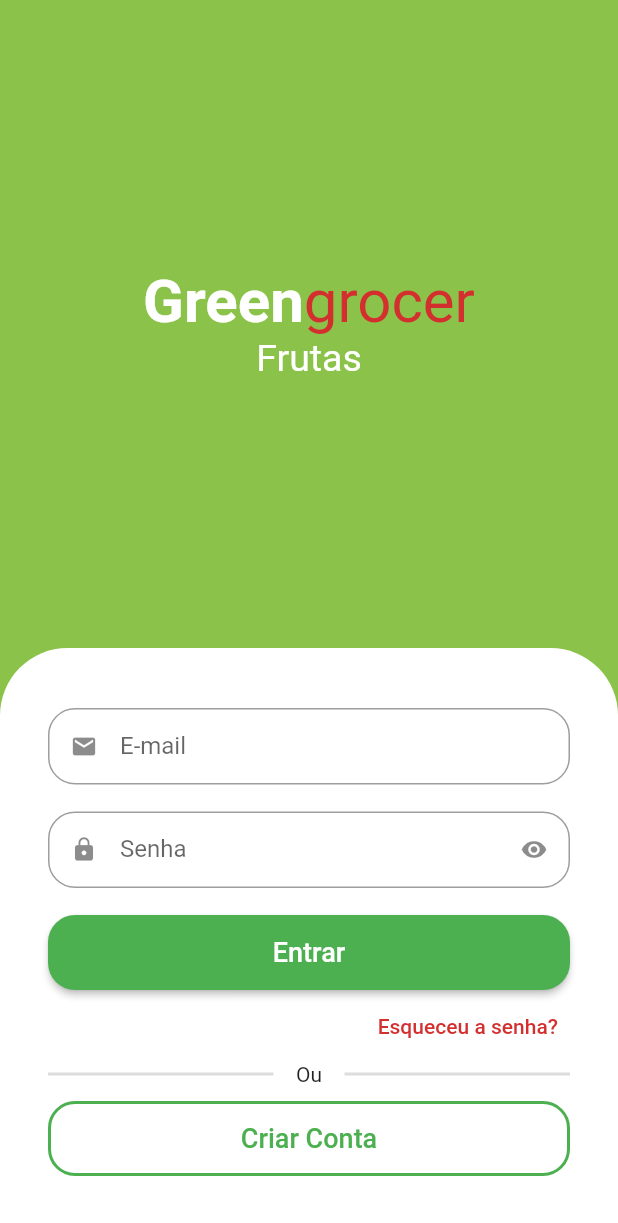
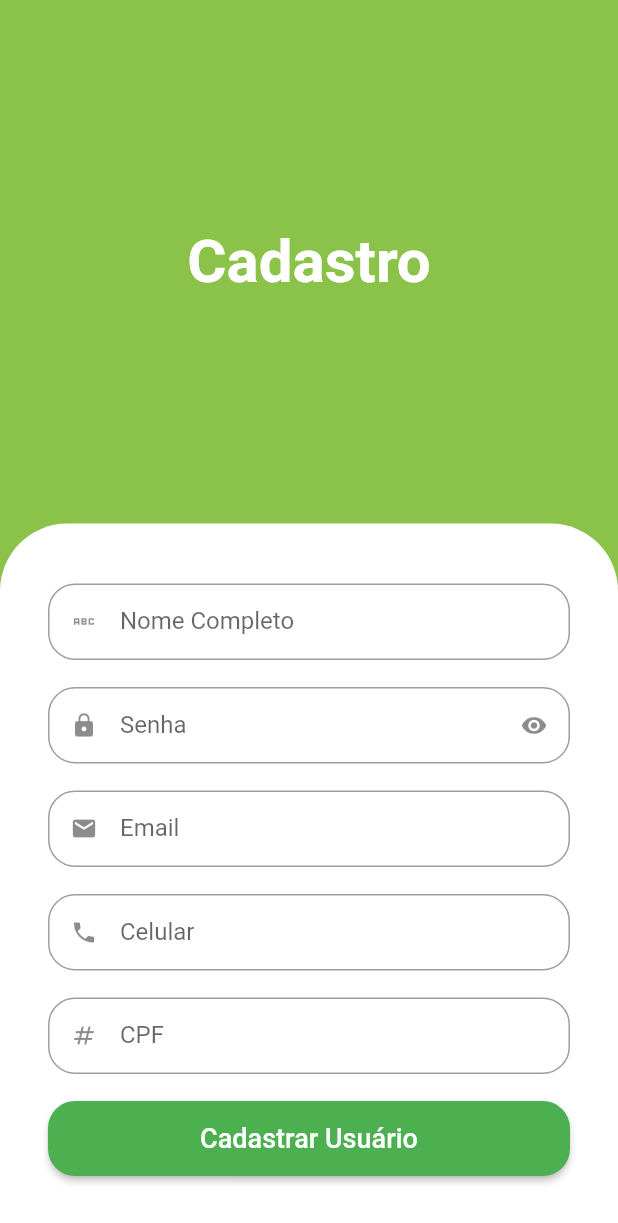
Before and after one commit to XandRules/EasyJobFlutter, a Flutter app: the screen it shows after launch, after a tap on "Criar Conta", on a phone screen of 412 x 824 dp. Shown: the top 1223 px of the screen. Run offline on Flutter 3.47's test engine with Material 2 defaults, Android fonts, the light colour scheme and no system bars; drawn by our look-alikes of animated_text_kit.

Commit message:
Criado Tela de cadastro visualmente completa com scrol view

```diff
--- a/lib/src/auth/sign_in_screen.dart
+++ b/lib/src/auth/sign_in_screen.dart
@@ -1,5 +1,6 @@
 import 'package:animated_text_kit/animated_text_kit.dart';
 import 'package:flutter/material.dart';
+import 'package:greengrocer/src/auth/sign_up_screen.dart';
 import 'package:greengrocer/src/components/custom_form_field.dart';
 
 import '../config/custom_colors.dart';
@@ -132,7 +133,13 @@ class SignInScreen extends StatelessWidget {
                             shape: RoundedRectangleBorder(
                                 borderRadius: BorderRadius.circular(18)),
                             side: const BorderSide(width: 2, color: Colors.green)),
-                        onPressed: () {},
+                        onPressed: () {
+                          Navigator.of(context).push(
+                            MaterialPageRoute(builder: (c) {
+                              return const SignUpScreen();
+                            }),
+                          );
+                        },
                         child: const Text(
                           'Criar Conta',
                           style: TextStyle(fontSize: 18),
--- /dev/null
+++ b/lib/src/auth/sign_up_screen.dart
@@ -0,0 +1,72 @@
+import 'package:flutter/material.dart';
+import 'package:greengrocer/src/components/custom_form_field.dart';
+import 'package:greengrocer/src/config/custom_colors.dart';
+
+class SignUpScreen extends StatelessWidget {
+  const SignUpScreen({Key? key}) : super(key: key);
+
+  @override
+  Widget build(BuildContext context) {
+    final size = MediaQuery.of(context).size;
+    return Scaffold(
+      backgroundColor: CustomColors.customSwatchColor,
+      body: SingleChildScrollView(
+        child: SizedBox(
+          height: size.height,
+          child: Column(
+            children: [
+               Expanded(
+                child: Column(
+                  mainAxisAlignment: MainAxisAlignment.center,
+                  children: const [
+                    Text.rich(
+                        TextSpan(style: TextStyle(fontSize: 40), children: [
+                      TextSpan(
+                        text: 'Cadastro',
+                        style: TextStyle(
+                            color: Colors.white, fontWeight: FontWeight.bold),
+                      ),
+                    ])),
+                  ],
+                ),
+              ),
+              Container(
+                padding:
+                    const EdgeInsets.symmetric(horizontal: 32, vertical: 40),
+                decoration: const BoxDecoration(
+                    color: Colors.white,
+                    borderRadius:
+                        BorderRadius.vertical(top: Radius.circular(45))),
+                child: Column(
+                  crossAxisAlignment: CrossAxisAlignment.stretch,
+                  children: [
+                    const CustomFormField(
+                        icon: Icons.abc, label: 'Nome Completo'),
+                    const CustomFormField(
+                        icon: Icons.lock, label: 'Senha', isSecret: true),
+                    const CustomFormField(icon: Icons.email, label: 'Email'),
+                    const CustomFormField(icon: Icons.phone, label: 'Celular'),
+                    const CustomFormField(icon: Icons.numbers, label: 'CPF'),
+                    SizedBox(
+                      height: 50,
+                      child: ElevatedButton(
+                        style: ElevatedButton.styleFrom(
+                            shape: RoundedRectangleBorder(
+                                borderRadius: BorderRadius.circular(18))),
+                        onPressed: () {},
+                        child: const Text(
+                          'Cadastrar Usuário',
+                          style: TextStyle(fontSize: 18),
+                        ),
+                      ),
+                    ),
+                  ],
+                ),
+              ),
+            ],
+          ),
+        ),
+      ),
+    );
+  }
+}
```
